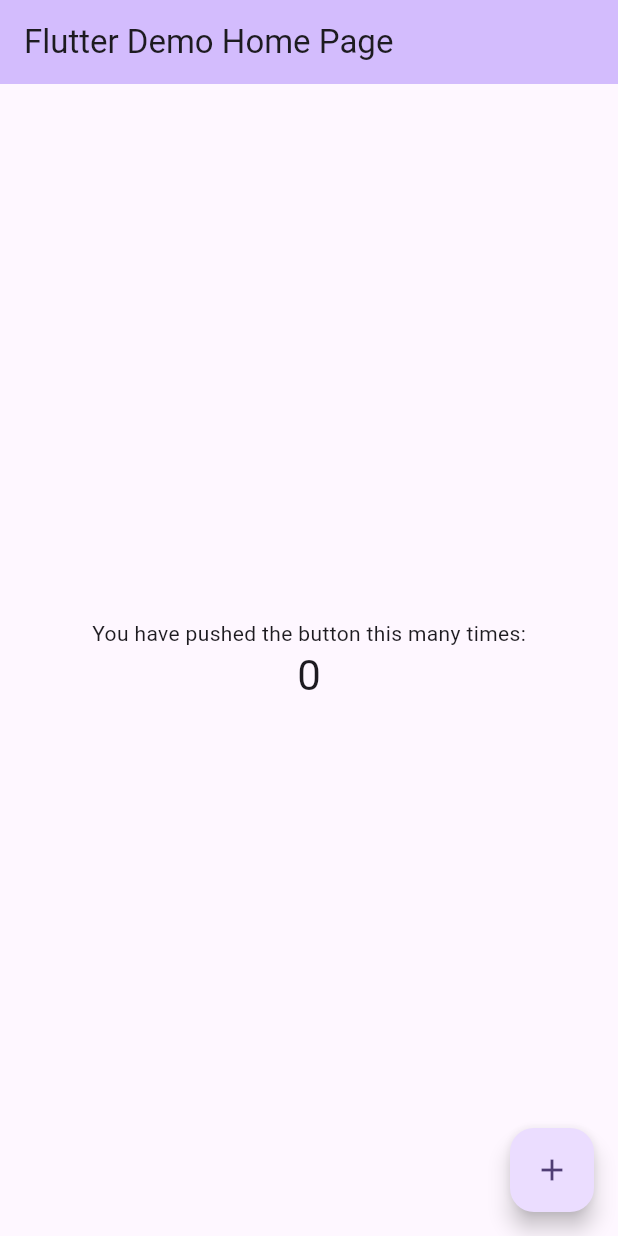
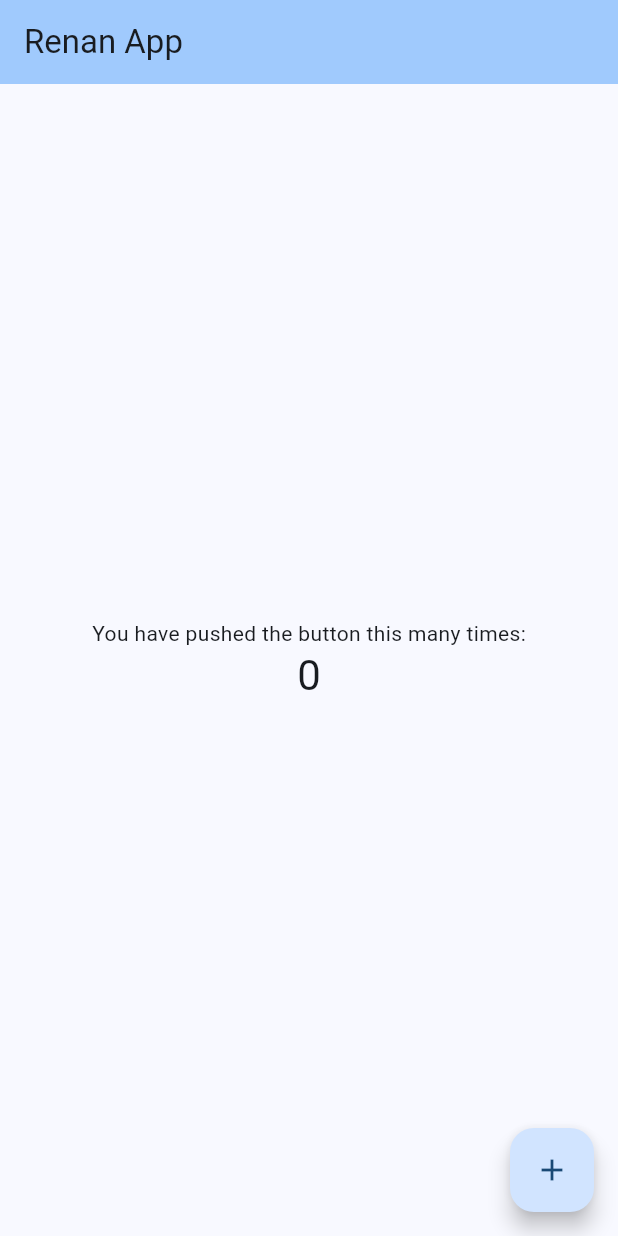
Before and after one commit to renanclemonini/testando-git-flutter, a Flutter app: the screen it shows after launch, on a phone screen of 412 x 824 dp. Run offline on Flutter 3.47's test engine with Material 2 defaults, Android fonts, the phone set to English and light mode, and no system bars.

Commit message:
alteração da cor e nomes de exibição

```diff
--- a/lib/main.dart
+++ b/lib/main.dart
@@ -11,7 +11,7 @@ class MyApp extends StatelessWidget {
   @override
   Widget build(BuildContext context) {
     return MaterialApp(
-      title: 'Flutter Demo',
+      title: 'Renan App',
       theme: ThemeData(
         // This is the theme of your application.
         //
@@ -28,10 +28,10 @@ class MyApp extends StatelessWidget {
         //
         // This works for code too, not just values: Most code changes can be
         // tested with just a hot reload.
-        colorScheme: ColorScheme.fromSeed(seedColor: Colors.deepPurple),
+        colorScheme: ColorScheme.fromSeed(seedColor: Colors.blue),
         useMaterial3: true,
       ),
-      home: const MyHomePage(title: 'Flutter Demo Home Page'),
+      home: const MyHomePage(title: 'Renan App'),
     );
   }
 }
```
